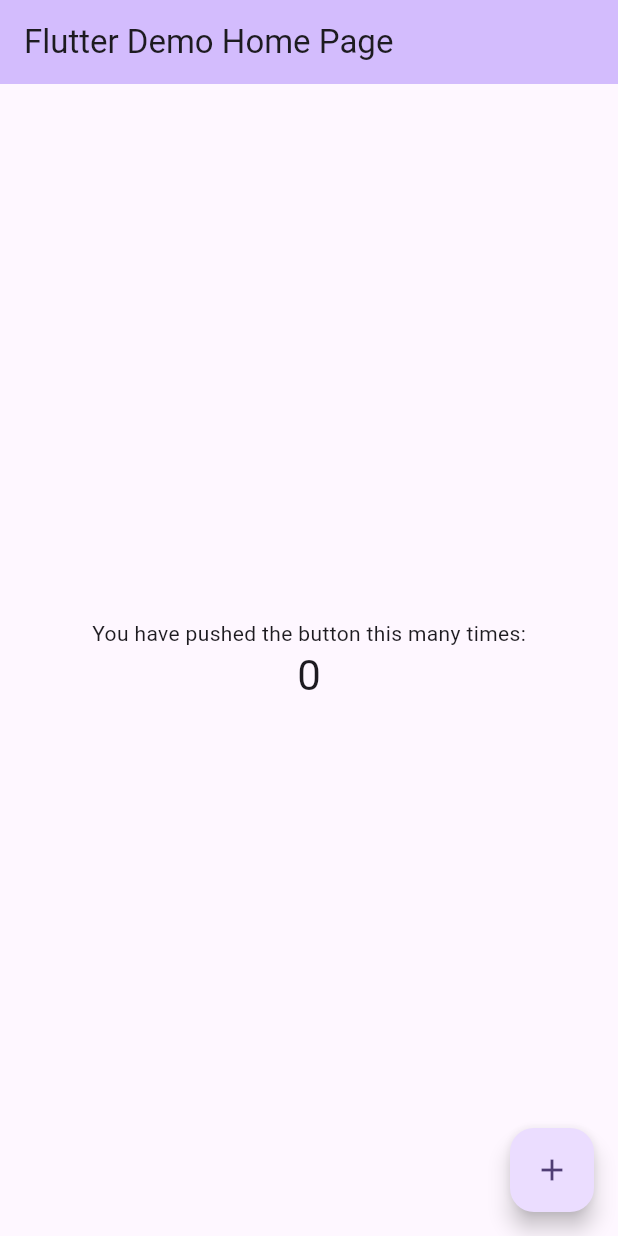
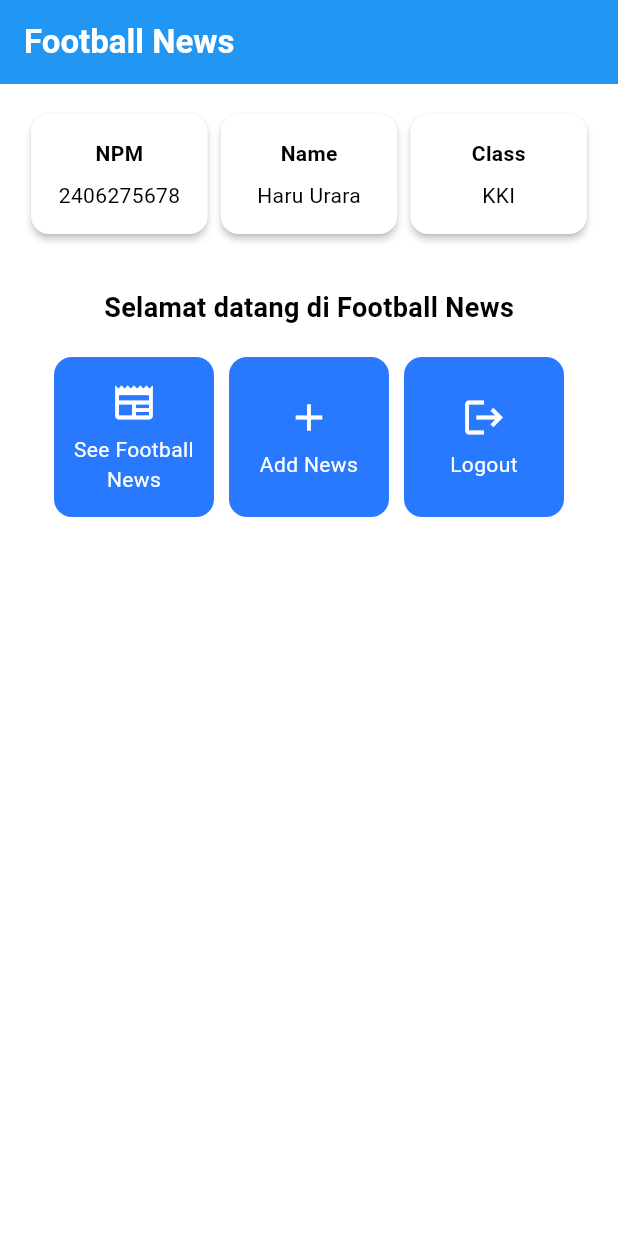
Before and after one commit to sirpratama/football_news, a Flutter app: the screen it shows after launch, on a phone screen of 412 x 824 dp. Run offline on Flutter 3.47's test engine with Material 3 defaults, Android fonts, the phone set to English and light mode, and no system bars.

Commit message:
Tutorial 6 Finished

```diff
--- a/lib/main.dart
+++ b/lib/main.dart
@@ -1,4 +1,5 @@
 import 'package:flutter/material.dart';
+import 'menu.dart'; // Import menu.dart file
 
 void main() {
   runApp(const MyApp());
@@ -7,116 +8,16 @@ void main() {
 class MyApp extends StatelessWidget {
   const MyApp({super.key});
 
-  // This widget is the root of your application.
   @override
   Widget build(BuildContext context) {
     return MaterialApp(
-      title: 'Flutter Demo',
+      title: 'Football News',
       theme: ThemeData(
-        // This is the theme of your application.
-        //
-        // TRY THIS: Try running your application with "flutter run". You'll see
-        // the application has a purple toolbar. Then, without quitting the app,
-        // try changing the seedColor in the colorScheme below to Colors.green
-        // and then invoke "hot reload" (save your changes or press the "hot
-        // reload" button in a Flutter-supported IDE, or press "r" if you used
-        // the command line to start the app).
-        //
-        // Notice that the counter didn't reset back to zero; the application
-        // state is not lost during the reload. To reset the state, use hot
-        // restart instead.
-        //
-        // This works for code too, not just values: Most code changes can be
-        // tested with just a hot reload.
-        colorScheme: ColorScheme.fromSeed(seedColor: Colors.deepPurple),
+        colorScheme: ColorScheme.fromSwatch(
+          primarySwatch: Colors.blue,
+        ).copyWith(secondary: Colors.blueAccent[400]),
       ),
-      home: const MyHomePage(title: 'Flutter Demo Home Page'),
+      home: MyHomePage(), // removed const and title parameter
     );
   }
 }
-
-class MyHomePage extends StatefulWidget {
-  const MyHomePage({super.key, required this.title});
-
-  // This widget is the home page of your application. It is stateful, meaning
-  // that it has a State object (defined below) that contains fields that affect
-  // how it looks.
-
-  // This class is the configuration for the state. It holds the values (in this
-  // case the title) provided by the parent (in this case the App widget) and
-  // used by the build method of the State. Fields in a Widget subclass are
-  // always marked "final".
-
-  final String title;
-
-  @override
-  State<MyHomePage> createState() => _MyHomePageState();
-}
-
-class _MyHomePageState extends State<MyHomePage> {
-  int _counter = 0;
-
-  void _incrementCounter() {
-    setState(() {
-      // This call to setState tells the Flutter framework that something has
-      // changed in this State, which causes it to rerun the build method below
-      // so that the display can reflect the updated values. If we changed
-      // _counter without calling setState(), then the build method would not be
-      // called again, and so nothing would appear to happen.
-      _counter++;
-    });
-  }
-
-  @override
-  Widget build(BuildContext context) {
-    // This method is rerun every time setState is called, for instance as done
-    // by the _incrementCounter method above.
-    //
-    // The Flutter framework has been optimized to make rerunning build methods
-    // fast, so that you can just rebuild anything that needs updating rather
-    // than having to individually change instances of widgets.
-    return Scaffold(
-      appBar: AppBar(
-        // TRY THIS: Try changing the color here to a specific color (to
-        // Colors.amber, perhaps?) and trigger a hot reload to see the AppBar
-        // change color while the other colors stay the same.
-        backgroundColor: Theme.of(context).colorScheme.inversePrimary,
-        // Here we take the value from the MyHomePage object that was created by
-        // the App.build method, and use it to set our appbar title.
-        title: Text(widget.title),
-      ),
-      body: Center(
-        // Center is a layout widget. It takes a single child and positions it
-        // in the middle of the parent.
-        child: Column(
-          // Column is also a layout widget. It takes a list of children and
-          // arranges them vertically. By default, it sizes itself to fit its
-          // children horizontally, and tries to be as tall as its parent.
-          //
-          // Column has various properties to control how it sizes itself and
-          // how it positions its children. Here we use mainAxisAlignment to
-          // center the children vertically; the main axis here is the vertical
-          // axis because Columns are vertical (the cross axis would be
-          // horizontal).
-          //
-          // TRY THIS: Invoke "debug painting" (choose the "Toggle Debug Paint"
-          // action in the IDE, or press "p" in the console), to see the
-          // wireframe for each widget.
-          mainAxisAlignment: MainAxisAlignment.center,
-          children: <Widget>[
-            const Text('You have pushed the button this many times:'),
-            Text(
-              '$_counter',
-              style: Theme.of(context).textTheme.headlineMedium,
-            ),
-          ],
-        ),
-      ),
-      floatingActionButton: FloatingActionButton(
-        onPressed: _incrementCounter,
-        tooltip: 'Increment',
-        child: const Icon(Icons.add),
-      ), // This trailing comma makes auto-formatting nicer for build methods.
-    );
-  }
-}
--- /dev/null
+++ b/lib/menu.dart
@@ -0,0 +1,156 @@
+import 'package:flutter/material.dart';
+
+// Step 2: Changing the Widget Page Menu to Stateless
+class MyHomePage extends StatelessWidget {
+  MyHomePage({super.key});
+
+  // Step 3: Creating variables for NPM, name, and class
+  final String nama = "Haru Urara"; // Name
+  final String npm = "2406275678"; // NPM
+  final String kelas = "KKI"; // Class
+
+  // Step 4: Creating a list of ItemHomepage
+  final List<ItemHomepage> items = [
+    ItemHomepage("See Football News", Icons.newspaper),
+    ItemHomepage("Add News", Icons.add),
+    ItemHomepage("Logout", Icons.logout),
+  ];
+
+  @override
+  Widget build(BuildContext context) {
+    // Step 5: Integrating InfoCard and ItemCard to Display on MyHomePage
+    return Scaffold(
+      appBar: AppBar(
+        title: const Text(
+          'Football News',
+          style: TextStyle(color: Colors.white, fontWeight: FontWeight.bold),
+        ),
+        backgroundColor: Theme.of(context).colorScheme.primary,
+      ),
+      body: Padding(
+        padding: const EdgeInsets.all(16.0),
+        child: Column(
+          crossAxisAlignment: CrossAxisAlignment.center,
+          children: [
+            // Row for InfoCards
+            Row(
+              mainAxisAlignment: MainAxisAlignment.spaceEvenly,
+              children: [
+                InfoCard(title: 'NPM', content: npm),
+                InfoCard(title: 'Name', content: nama),
+                InfoCard(title: 'Class', content: kelas),
+              ],
+            ),
+
+            const SizedBox(height: 16.0),
+
+            Center(
+              child: Column(
+                children: [
+                  const Padding(
+                    padding: EdgeInsets.only(top: 16.0),
+                    child: Text(
+                      'Selamat datang di Football News',
+                      style: TextStyle(
+                        fontWeight: FontWeight.bold,
+                        fontSize: 18.0,
+                      ),
+                    ),
+                  ),
+                  GridView.count(
+                    primary: true,
+                    padding: const EdgeInsets.all(20),
+                    crossAxisSpacing: 10,
+                    mainAxisSpacing: 10,
+                    crossAxisCount: 3,
+                    shrinkWrap: true,
+                    children: items.map((ItemHomepage item) {
+                      return ItemCard(item);
+                    }).toList(),
+                  ),
+                ],
+              ),
+            ),
+          ],
+        ),
+      ),
+    );
+  }
+}
+
+// Step 3: Creating InfoCard widget
+class InfoCard extends StatelessWidget {
+  final String title;
+  final String content;
+
+  const InfoCard({super.key, required this.title, required this.content});
+
+  @override
+  Widget build(BuildContext context) {
+    return Card(
+      elevation: 2.0,
+      child: Container(
+        width: MediaQuery.of(context).size.width / 3.5,
+        padding: const EdgeInsets.all(16.0),
+        child: Column(
+          children: [
+            Text(title, style: const TextStyle(fontWeight: FontWeight.bold)),
+            const SizedBox(height: 8.0),
+            Text(content),
+          ],
+        ),
+      ),
+    );
+  }
+}
+
+// Step 4: Creating ItemHomepage class
+class ItemHomepage {
+  final String name;
+  final IconData icon;
+
+  ItemHomepage(this.name, this.icon);
+}
+
+// Step 4: Creating ItemCard widget
+class ItemCard extends StatelessWidget {
+  final ItemHomepage item;
+
+  const ItemCard(this.item, {super.key});
+
+  @override
+  Widget build(BuildContext context) {
+    return Material(
+      color: Theme.of(context).colorScheme.secondary,
+      borderRadius: BorderRadius.circular(12),
+      child: InkWell(
+        onTap: () {
+          ScaffoldMessenger.of(context)
+            ..hideCurrentSnackBar()
+            ..showSnackBar(
+              SnackBar(
+                content: Text("Kamu telah menekan tombol ${item.name}!"),
+              ),
+            );
+        },
+        child: Container(
+          padding: const EdgeInsets.all(8),
+          child: Center(
+            child: Column(
+              mainAxisAlignment: MainAxisAlignment.center,
+              children: [
+                Icon(item.icon, color: Colors.white, size: 30.0),
+                const Padding(padding: EdgeInsets.all(3)),
+                Text(
+                  item.name,
+                  textAlign: TextAlign.center,
+                  style: const TextStyle(color: Colors.white),
+                ),
+              ],
+            ),
+          ),
+        ),
+      ),
+    );
+  }
+}
```
